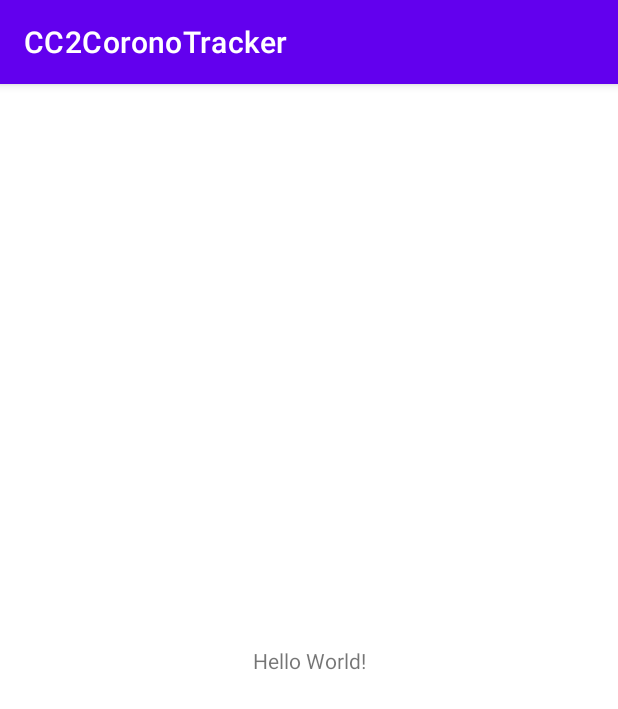
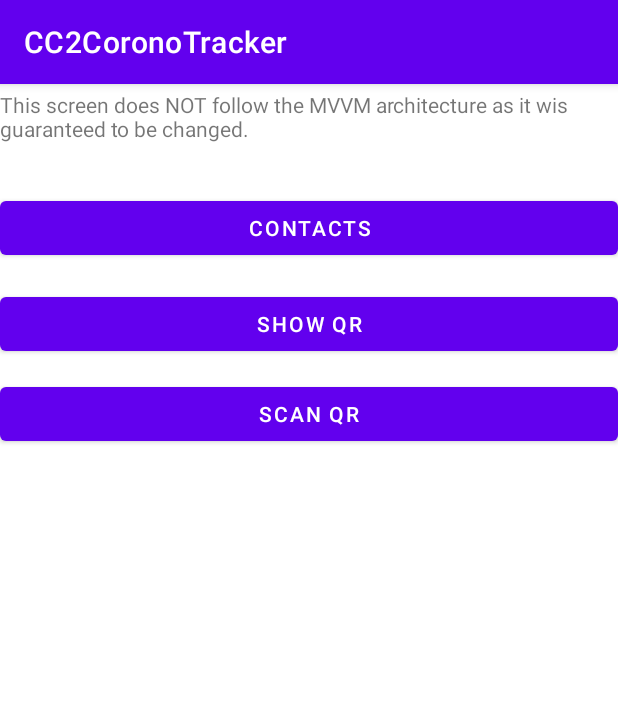
Before and after one commit to UniAdrian/CC2CoronoTracker, an Android app: the screen it shows after launch (MainActivity), on a phone screen of 412 x 824 dp. Shown: the top 709 px of the screen. Run offline under Robolectric (Android 15) with nearby library versions, the phone set to English and light mode, and no system bars.

Commit message:
Added simple navigation graph and fragments.

```diff
--- a/app/build.gradle
+++ b/app/build.gradle
@@ -32,6 +32,9 @@ dependencies {
     implementation 'androidx.appcompat:appcompat:1.3.0'
     implementation 'com.google.android.material:material:1.3.0'
     implementation 'androidx.constraintlayout:constraintlayout:2.0.4'
+    implementation 'androidx.navigation:navigation-fragment:2.3.5'
+    implementation 'androidx.navigation:navigation-ui:2.3.5'
+    implementation 'androidx.legacy:legacy-support-v4:1.0.0'
     testImplementation 'junit:junit:4.+'
     androidTestImplementation 'androidx.test.ext:junit:1.1.2'
     androidTestImplementation 'androidx.test.espresso:espresso-core:3.3.0'
--- /dev/null
+++ b/app/src/main/java/de/uni/cc2coronotracker/StartScreen.java
@@ -0,0 +1,56 @@
+package de.uni.cc2coronotracker;
+
+import android.os.Bundle;
+
+import androidx.fragment.app.Fragment;
+import androidx.navigation.Navigation;
+
+import android.view.LayoutInflater;
+import android.view.View;
+import android.view.ViewGroup;
+import android.widget.Button;
+
+/**
+ * A simple {@link Fragment} subclass.
+ * create an instance of this fragment.
+ */
+public class StartScreen extends Fragment {
+
+    public StartScreen() {
+        // Required empty public constructor
+    }
+
+    @Override
+    public void onCreate(Bundle savedInstanceState) {
+        super.onCreate(savedInstanceState);
+    }
+
+    @Override
+    public View onCreateView(LayoutInflater inflater, ViewGroup container,
+                             Bundle savedInstanceState) {
+        // Inflate the layout for this fragment
+        View view = inflater.inflate(R.layout.fragment_start_screen, container, false);
+
+        Button gtContacts = (Button) view.findViewById(R.id.btnGotoContacts);
+        Button gtRQR = (Button) view.findViewById(R.id.btnGotoReadQR);
+        Button gtCQR = (Button) view.findViewById(R.id.btnGotoCreateQR);
+
+        gtContacts.setOnClickListener(this::gotoContacts);
+        gtRQR.setOnClickListener(this::gotoReadQR);
+        gtCQR.setOnClickListener(this::gotoCreateQR);
+
+        return view;
+    }
+
+    public void gotoContacts(View view) {
+        Navigation.findNavController(view).navigate(R.id.action_startScreen_to_contacts);
+    }
+
+    public void gotoReadQR(View view) {
+        Navigation.findNavController(view).navigate(R.id.action_startScreen_to_readQR);
+    }
+
+    public void gotoCreateQR(View view) {
+        Navigation.findNavController(view).navigate(R.id.action_startScreen_to_showQR);
+    }
+}
--- a/app/src/main/res/layout/activity_main.xml
+++ b/app/src/main/res/layout/activity_main.xml
@@ -6,13 +6,17 @@
     android:layout_height="match_parent"
     tools:context=".MainActivity">
 
-    <TextView
-        android:layout_width="wrap_content"
-        android:layout_height="wrap_content"
-        android:text="Hello World!"
-        app:layout_constraintBottom_toBottomOf="parent"
+    <androidx.fragment.app.FragmentContainerView
+        android:id="@+id/nav_host_fragment"
+        android:name="androidx.navigation.fragment.NavHostFragment"
+        android:layout_width="0dp"
+        android:layout_height="0dp"
         app:layout_constraintLeft_toLeftOf="parent"
         app:layout_constraintRight_toRightOf="parent"
-        app:layout_constraintTop_toTopOf="parent" />
+        app:layout_constraintTop_toTopOf="parent"
+        app:layout_constraintBottom_toBottomOf="parent"
+
+        app:defaultNavHost="true"
+        app:navGraph="@navigation/navgraph" />
 
 </androidx.constraintlayout.widget.ConstraintLayout>
--- /dev/null
+++ b/app/src/main/res/layout/fragment_start_screen.xml
@@ -0,0 +1,52 @@
+<?xml version="1.0" encoding="utf-8"?>
+<androidx.constraintlayout.widget.ConstraintLayout xmlns:android="http://schemas.android.com/apk/res/android"
+    xmlns:app="http://schemas.android.com/apk/res-auto"
+    xmlns:tools="http://schemas.android.com/tools"
+    android:id="@+id/frameLayout"
+    android:layout_width="match_parent"
+    android:layout_height="match_parent"
+    tools:context=".StartScreen">
+
+    <TextView
+        android:id="@+id/textView"
+        android:layout_width="413dp"
+        android:layout_height="63dp"
+        android:layout_marginTop="4dp"
+        android:text="This screen does NOT follow the MVVM architecture as it wis guaranteed to be changed."
+        app:layout_constraintStart_toStartOf="parent"
+        app:layout_constraintTop_toTopOf="parent" />
+
+    <Button
+        android:id="@+id/btnGotoContacts"
+        android:layout_width="0dp"
+        android:layout_height="wrap_content"
+        android:layout_marginTop="72dp"
+        android:text="@string/LinkContacts"
+        app:layout_constraintEnd_toEndOf="parent"
+        app:layout_constraintHorizontal_bias="0.0"
+        app:layout_constraintStart_toStartOf="parent"
+        app:layout_constraintTop_toTopOf="parent" />
+
+    <Button
+        android:id="@+id/btnGotoReadQR"
+        android:layout_width="0dp"
+        android:layout_height="wrap_content"
+        android:layout_marginTop="196dp"
+        android:text="@string/LinkReadQR"
+        app:layout_constraintEnd_toEndOf="parent"
+        app:layout_constraintHorizontal_bias="0.0"
+        app:layout_constraintStart_toStartOf="parent"
+        app:layout_constraintTop_toTopOf="parent" />
+
+    <Button
+        android:id="@+id/btnGotoCreateQR"
+        android:layout_width="0dp"
+        android:layout_height="wrap_content"
+        android:layout_marginTop="136dp"
+        android:text="@string/LinkCreateQR"
+        app:layout_constraintEnd_toEndOf="parent"
+        app:layout_constraintHorizontal_bias="0.0"
+        app:layout_constraintStart_toStartOf="parent"
+        app:layout_constraintTop_toTopOf="parent" />
+
+</androidx.constraintlayout.widget.ConstraintLayout>
--- /dev/null
+++ b/app/src/main/res/navigation/navgraph.xml
@@ -0,0 +1,37 @@
+<?xml version="1.0" encoding="utf-8"?>
+<navigation xmlns:android="http://schemas.android.com/apk/res/android"
+    xmlns:app="http://schemas.android.com/apk/res-auto"
+    xmlns:tools="http://schemas.android.com/tools"
+    android:id="@+id/navgraph"
+    app:startDestination="@id/startScreen">
+    <fragment
+        android:id="@+id/contacts"
+        android:name="de.uni.cc2coronotracker.Contacts"
+        android:label="fragment_contacts"
+        tools:layout="@layout/fragment_contacts" />
+    <fragment
+        android:id="@+id/startScreen"
+        android:name="de.uni.cc2coronotracker.StartScreen"
+        android:label="fragment_start_screen"
+        tools:layout="@layout/fragment_start_screen" >
+        <action
+            android:id="@+id/action_startScreen_to_contacts"
+            app:destination="@id/contacts" />
+        <action
+            android:id="@+id/action_startScreen_to_showQR"
+            app:destination="@id/showQR" />
+        <action
+            android:id="@+id/action_startScreen_to_readQR"
+            app:destination="@id/readQR" />
+    </fragment>
+    <fragment
+        android:id="@+id/showQR"
+        android:name="de.uni.cc2coronotracker.ShowQR"
+        android:label="fragment_show_qr"
+        tools:layout="@layout/fragment_show_qr" />
+    <fragment
+        android:id="@+id/readQR"
+        android:name="de.uni.cc2coronotracker.ReadQR"
+        android:label="fragment_read_qr"
+        tools:layout="@layout/fragment_read_qr" />
+</navigation>
--- a/app/src/main/res/values/strings.xml
+++ b/app/src/main/res/values/strings.xml
@@ -1,3 +1,11 @@
 <resources>
     <string name="app_name">CC2CoronoTracker</string>
+    <!-- TODO: Remove or change this placeholder text -->
+    <string name="hello_blank_fragment">Hello blank fragment</string>
+    <string name="title_contacts">Hello from Contacts</string>
+    <string name="title_qr_read">Hey, here a QR code should be read.</string>
+    <string name="title_qr_create">Hey, here a QR code should be generated and shown to the user.</string>
+    <string name="LinkContacts">Contacts</string>
+    <string name="LinkReadQR">Scan QR</string>
+    <string name="LinkCreateQR">Show QR</string>
 </resources>
```
Also changed, not shown: app/src/main/java/de/uni/cc2coronotracker/Contacts.java (added, +64 -0 lines), app/src/main/java/de/uni/cc2coronotracker/ReadQR.java (added, +64 -0 lines), app/src/main/java/de/uni/cc2coronotracker/ShowQR.java (added, +64 -0 lines), app/src/main/res/layout/fragment_contacts.xml (added, +14 -0 lines), app/src/main/res/layout/fragment_read_qr.xml (added, +14 -0 lines), app/src/main/res/layout/fragment_show_qr.xml (added, +14 -0 lines).
